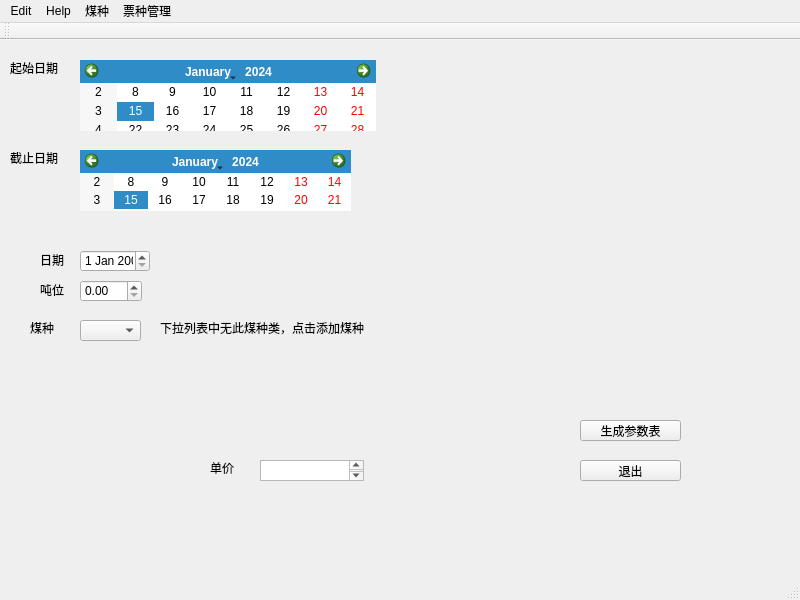
Above: app.ui from leexuehan/ParamGenerator before the change. Below: the same form after it.
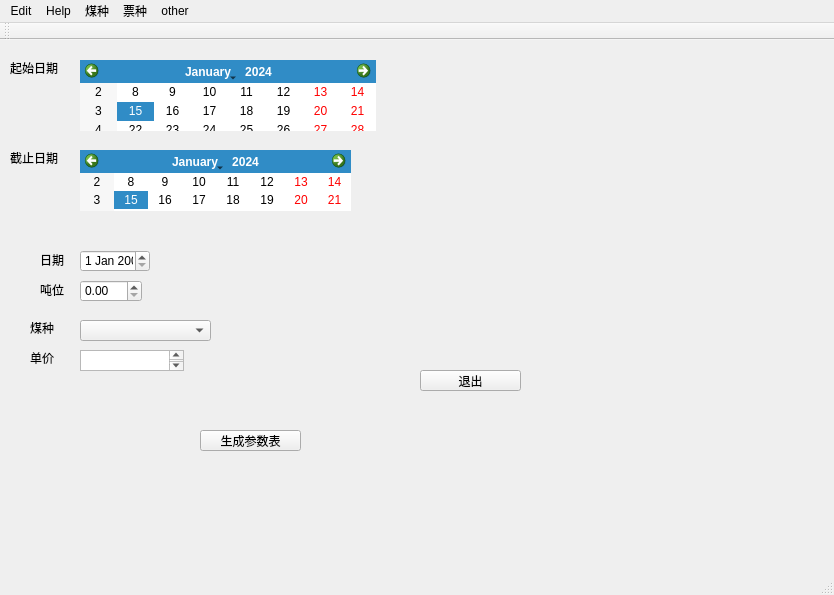
That is the form after the change.

Commit message: 增加票种、煤种管理菜单

What changed in the file:
```diff
--- a/app.ui
+++ b/app.ui
@@ -6,8 +6,8 @@
    <rect>
     <x>0</x>
     <y>0</y>
-    <width>800</width>
-    <height>600</height>
+    <width>834</width>
+    <height>595</height>
    </rect>
   </property>
   <property name="windowTitle">
@@ -17,8 +17,8 @@
    <widget class="QPushButton" name="exit">
     <property name="geometry">
      <rect>
-      <x>580</x>
-      <y>420</y>
+      <x>420</x>
+      <y>330</y>
       <width>101</width>
       <height>21</height>
      </rect>
@@ -32,7 +32,7 @@
      <rect>
       <x>80</x>
       <y>280</y>
-      <width>61</width>
+      <width>131</width>
       <height>21</height>
      </rect>
     </property>
@@ -82,8 +82,8 @@
    <widget class="QPushButton" name="finishButton">
     <property name="geometry">
      <rect>
-      <x>580</x>
-      <y>380</y>
+      <x>200</x>
+      <y>390</y>
       <width>101</width>
       <height>21</height>
      </rect>
@@ -95,8 +95,8 @@
    <widget class="QTextEdit" name="priceInput">
     <property name="geometry">
      <rect>
-      <x>260</x>
-      <y>420</y>
+      <x>80</x>
+      <y>310</y>
       <width>104</width>
       <height>21</height>
      </rect>
@@ -105,8 +105,8 @@
    <widget class="QLabel" name="label_4">
     <property name="geometry">
      <rect>
-      <x>210</x>
-      <y>420</y>
+      <x>30</x>
+      <y>310</y>
       <width>59</width>
       <height>16</height>
      </rect>
@@ -187,26 +187,13 @@
      <string>吨位</string>
     </property>
    </widget>
-   <widget class="QLabel" name="label_7">
-    <property name="geometry">
-     <rect>
-      <x>160</x>
-      <y>280</y>
-      <width>221</width>
-      <height>16</height>
-     </rect>
-    </property>
-    <property name="text">
-     <string>下拉列表中无此煤种类，点击添加煤种</string>
-    </property>
-   </widget>
   </widget>
   <widget class="QMenuBar" name="menubar">
    <property name="geometry">
     <rect>
      <x>0</x>
      <y>0</y>
-     <width>800</width>
+     <width>834</width>
      <height>23</height>
     </rect>
    </property>
@@ -232,13 +219,21 @@
    </widget>
    <widget class="QMenu" name="menu_2">
     <property name="title">
-     <string>票种管理</string>
+     <string>票种</string>
+    </property>
+    <addaction name="manage_ticket"/>
+    <addaction name="query_ticket_info"/>
+   </widget>
+   <widget class="QMenu" name="menuother">
+    <property name="title">
+     <string>other</string>
     </property>
    </widget>
    <addaction name="menuEdit"/>
    <addaction name="menuhelp"/>
    <addaction name="menu"/>
    <addaction name="menu_2"/>
+   <addaction name="menuother"/>
   </widget>
   <widget class="QStatusBar" name="statusbar"/>
   <widget class="QToolBar" name="toolBar">
```
Left out of the diff: 59 changed lines with no effect on the pictures. The commit also changes 6 other files.
